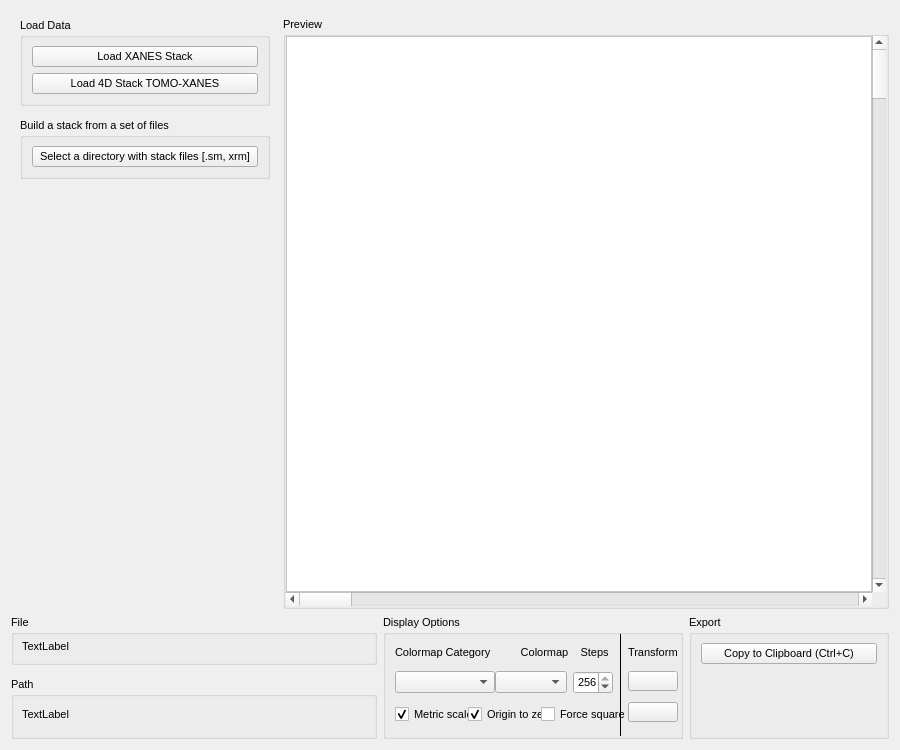
Above: mantis_xray/pageloaddata.ui from mlerotic/spectromicroscopy before the change. Below: the same form after it.
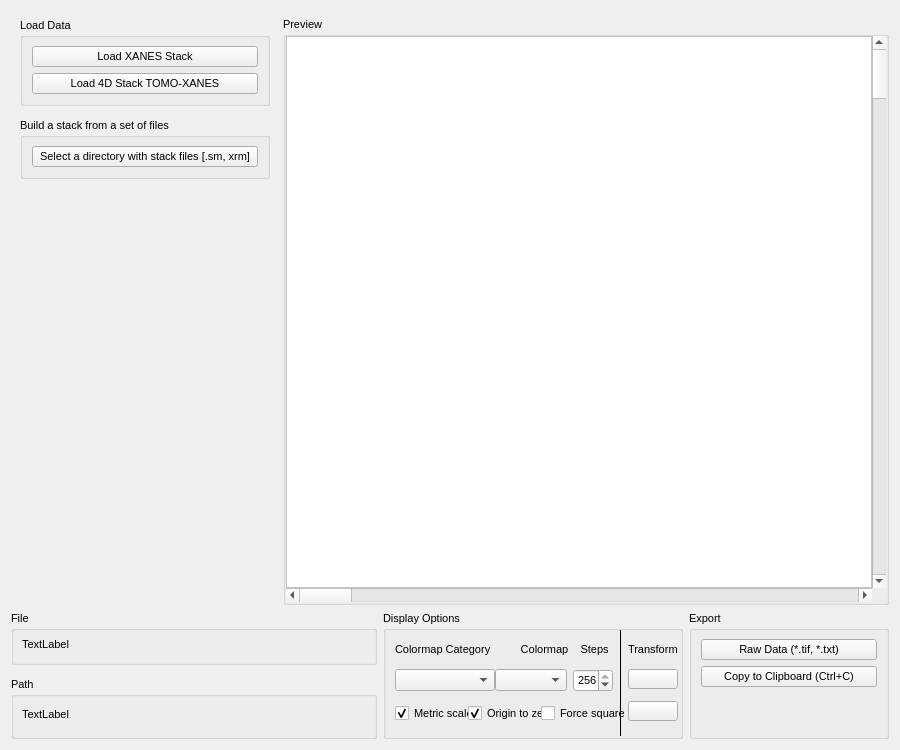
That is the form after the change. Icons and pictures are not drawn. Custom widgets are drawn as their Qt base class.

Commit message: Copy function on PageLoadData fixed and raw data export added

The edit to the form file:
```diff
--- a/mantis_xray/pageloaddata.ui
+++ b/mantis_xray/pageloaddata.ui
@@ -458,40 +458,19 @@
         <string>Export</string>
        </property>
        <layout class="QVBoxLayout" name="verticalLayout_10">
-        <property name="spacing">
-         <number>0</number>
-        </property>
-        <property name="leftMargin">
-         <number>9</number>
-        </property>
-        <property name="topMargin">
-         <number>0</number>
-        </property>
-        <property name="rightMargin">
-         <number>9</number>
-        </property>
-        <property name="bottomMargin">
-         <number>0</number>
-        </property>
         <item>
-         <layout class="QGridLayout" name="gridLayout_3">
-          <property name="sizeConstraint">
-           <enum>QLayout::SetDefaultConstraint</enum>
+         <widget class="QPushButton" name="pb_rawexp">
+          <property name="text">
+           <string>Raw Data (*.tif, *.txt)</string>
           </property>
-          <property name="topMargin">
-           <number>9</number>
+         </widget>
+        </item>
+        <item>
+         <widget class="QPushButton" name="pb_copy">
+          <property name="text">
+           <string>Copy to Clipboard (Ctrl+C)</string>
           </property>
-          <property name="spacing">
-           <number>0</number>
-          </property>
-          <item row="0" column="0">
-           <widget class="QPushButton" name="pb_copy">
-            <property name="text">
-             <string>Copy to Clipboard (Ctrl+C)</string>
-            </property>
-           </widget>
-          </item>
-         </layout>
+         </widget>
         </item>
         <item>
          <spacer name="verticalSpacer_2">
```
The commit also changes 1 other file.
